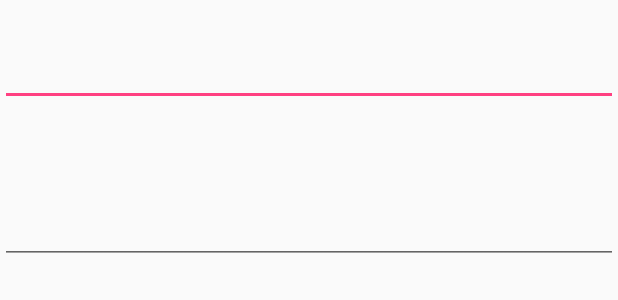
After one commit to roigreenberg/MiChayavLemi, an Android app: the layout dialog_new_event.xml on its own in the app's theme, with its tools: preview values and no code run, on a phone screen of 412 x 824 dp. The commit adds this screen. Shown: the top 300 px of the screen. Run offline under Robolectric (Android 15) with nearby library versions, the phone set to English and light mode, and no system bars.

Commit message:
update dialog new event

```diff
--- a/app/build.gradle
+++ b/app/build.gradle
@@ -24,6 +24,7 @@ dependencies {
     implementation 'com.android.support.constraint:constraint-layout:1.0.2'
     implementation 'com.google.firebase:firebase-database:11.8.0'
     implementation 'com.google.firebase:firebase-auth:11.8.0'
+    implementation 'com.android.support:design:26.1.0'
     testImplementation 'junit:junit:4.12'
     androidTestImplementation 'com.android.support.test:runner:1.0.1'
     androidTestImplementation 'com.android.support.test.espresso:espresso-core:3.0.1'
@@ -33,4 +34,5 @@ dependencies {
 
 
 
+
 apply plugin: 'com.google.gms.google-services'
--- /dev/null
+++ b/app/src/main/res/layout/dialog_new_event.xml
@@ -0,0 +1,25 @@
+<?xml version="1.0" encoding="utf-8"?>
+<RelativeLayout
+    xmlns:android="http://schemas.android.com/apk/res/android"
+    android:layout_width="match_parent"
+    android:layout_height="match_parent">
+
+
+    <EditText
+        android:id="@+id/editEvent"
+        android:layout_width="wrap_content"
+        android:layout_marginTop="25dp"
+        android:ems="100"
+        android:layout_height="wrap_content"
+        android:layout_centerHorizontal="true"/>
+
+    <EditText
+        android:id="@+id/editDateEvent"
+        android:layout_marginTop="60dp"
+        android:ems="100"
+        android:layout_centerHorizontal="true"
+        android:layout_below="@+id/editEvent"
+        android:layout_width="wrap_content"
+        android:layout_height="wrap_content"/>
+
+</RelativeLayout>
--- /dev/null
+++ b/app/src/main/res/values/dimens.xml
@@ -0,0 +1,3 @@
+<resources>
+    <dimen name="fab_margin">16dp</dimen>
+</resources>
--- a/app/src/main/res/values/strings.xml
+++ b/app/src/main/res/values/strings.xml
@@ -1,3 +1,4 @@
 <resources>
     <string name="app_name">MiChayavLemi</string>
+    <string name="title_activity_list_events">ListEvents</string>
 </resources>
--- a/app/src/main/res/values/styles.xml
+++ b/app/src/main/res/values/styles.xml
@@ -8,4 +8,13 @@
         <item name="colorAccent">@color/colorAccent</item>
     </style>
 
+    <style name="AppTheme.NoActionBar">
+        <item name="windowActionBar">false</item>
+        <item name="windowNoTitle">true</item>
+    </style>
+
+    <style name="AppTheme.AppBarOverlay" parent="ThemeOverlay.AppCompat.Dark.ActionBar"/>
+
+    <style name="AppTheme.PopupOverlay" parent="ThemeOverlay.AppCompat.Light"/>
+
 </resources>
```
Also changed, not shown: app/src/main/AndroidManifest.xml (+9 -4 lines), app/src/main/java/com/roi/greenberg/michayavlemi/ListEvents.java (+19 -0 lines), app/src/main/res/layout/activity_list_events.xml (added, +34 -0 lines), app/src/main/res/layout/content_list_events.xml (added, +12 -0 lines).
